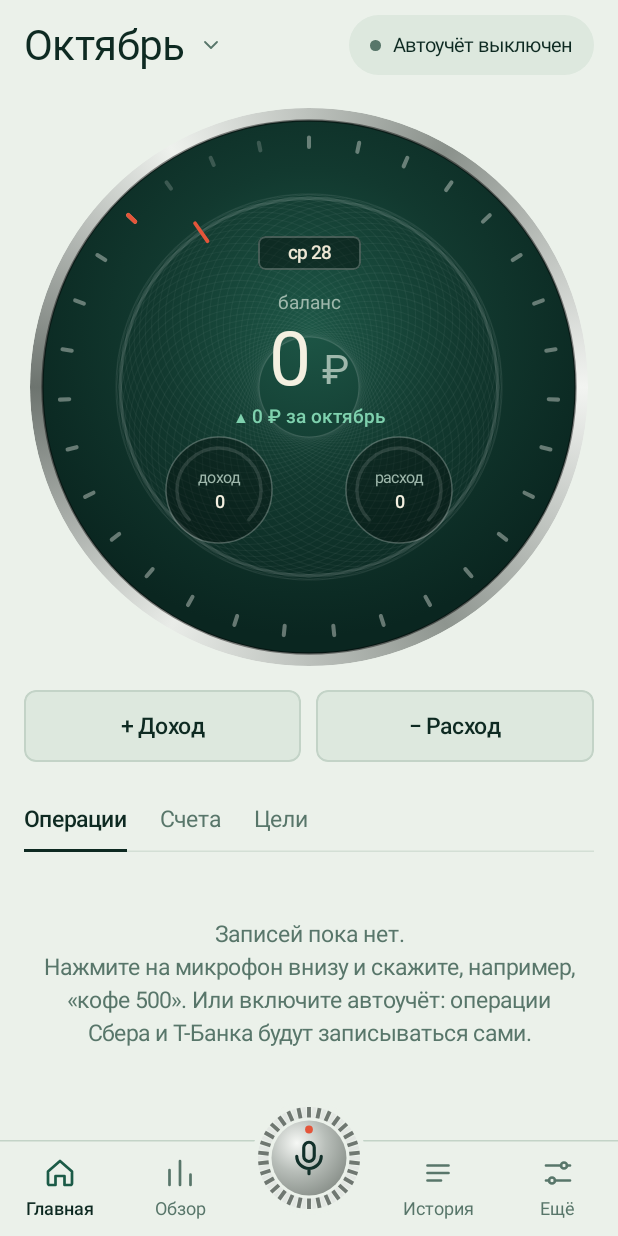
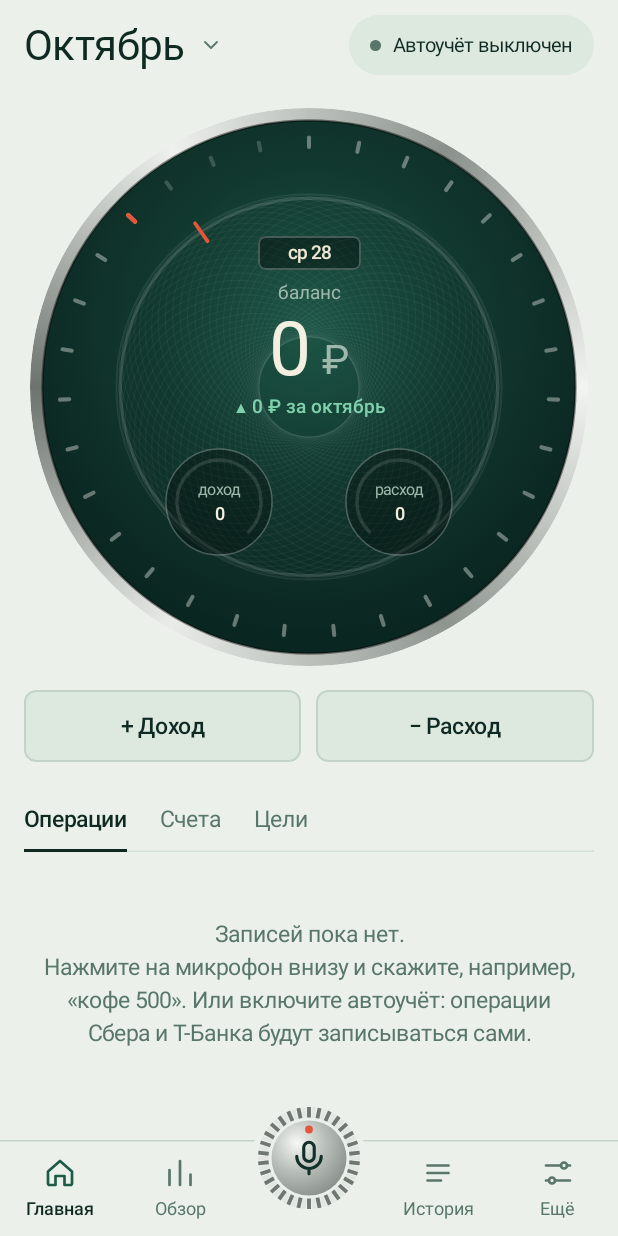
Before and after one commit to rizva1963-hash/Rizvan, an Android app built with Jetpack Compose: the screen it shows after launch (MainActivity), on a phone screen of 412 x 824 dp. Run offline under Robolectric (Android 15) with nearby library versions, the phone set to English and light mode, and no system bars; Roboto replaces fonts that are not available here.

Commit message:
v3.2: нейтральный фон заставки по теме системы, сдвиг малых циферблатов
Co-Authored-By: Claude Sonnet 5.5 <noreply@anthropic.com>
Claude-Session: https://claude.ai/code/session_01NUXMwV88oeSuaM48QpJnHL

```diff
--- a/app/build.gradle.kts
+++ b/app/build.gradle.kts
@@ -15,8 +15,8 @@ android {
         applicationId = "ru.riz.dohod"
         minSdk = 24
         targetSdk = 36
-        versionCode = 6
-        versionName = "3.1"
+        versionCode = 7
+        versionName = "3.2"
     }
 
     buildTypes {
--- a/app/src/main/java/ru/riz/dohod/Skins.kt
+++ b/app/src/main/java/ru/riz/dohod/Skins.kt
@@ -160,7 +160,7 @@ fun DialHero(
             ) { Text(dateChip, color = Color(0xFFEDE7D4), fontSize = (12f * k).sp, fontWeight = FontWeight.Medium) }
 
             Column(
-                Modifier.align(Alignment.TopCenter).offset(y = (116f * k).dp).fillMaxWidth(),
+                Modifier.align(Alignment.TopCenter).offset(y = (110f * k).dp).fillMaxWidth(),
                 horizontalAlignment = Alignment.CenterHorizontally
             ) {
                 Text("баланс", color = DialMute, fontSize = (12.5f * k).sp)
@@ -186,11 +186,11 @@ fun DialHero(
 
             SubDial(
                 "доход", grp(income), if (income > 0) 0.77f else 0f, Mint, k,
-                Modifier.align(Alignment.TopStart).offset(x = ((179f - 58f - 34f) * k).dp, y = ((179f + 66f - 34f + 0f) * k).dp)
+                Modifier.align(Alignment.TopStart).offset(x = ((179f - 58f - 34f) * k).dp, y = ((179f + 66f - 34f + 8f) * k).dp)
             )
             SubDial(
                 "расход", grp(expense), if (income > 0) (expense.toFloat() / income).coerceIn(0f, 1f) else 0f, Lume, k,
-                Modifier.align(Alignment.TopStart).offset(x = ((179f + 58f - 34f) * k).dp, y = ((179f + 66f - 34f) * k).dp)
+                Modifier.align(Alignment.TopStart).offset(x = ((179f + 58f - 34f) * k).dp, y = ((179f + 66f - 34f + 8f) * k).dp)
             )
         }
     }
--- a/app/src/main/res/values-night/colors_app.xml
+++ b/app/src/main/res/values-night/colors_app.xml
@@ -1,3 +1,3 @@
 <resources>
-    <color name="app_bg">#FF0B0D10</color>
+    <color name="app_bg">#FF0C1411</color>
 </resources>
--- a/app/src/main/res/values/colors_app.xml
+++ b/app/src/main/res/values/colors_app.xml
@@ -1,3 +1,3 @@
 <resources>
-    <color name="app_bg">#FF0B0D10</color>
+    <color name="app_bg">#FFEEF0E8</color>
 </resources>
```
